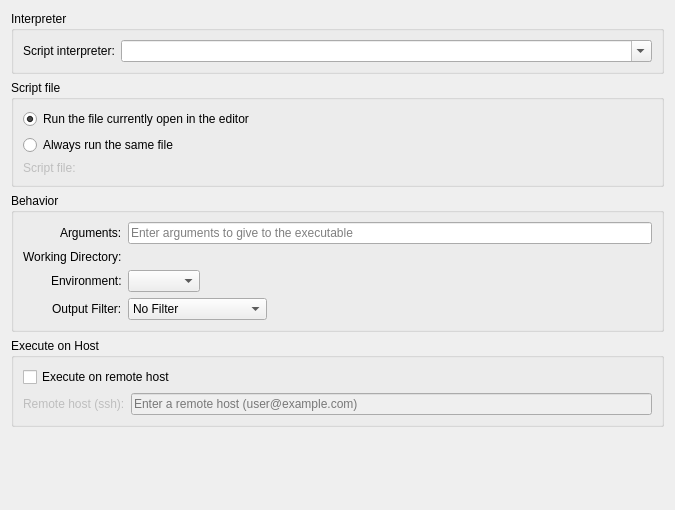
Qt form plugins/executescript/scriptappconfig.ui (KDE/kdevelop) before a commit.
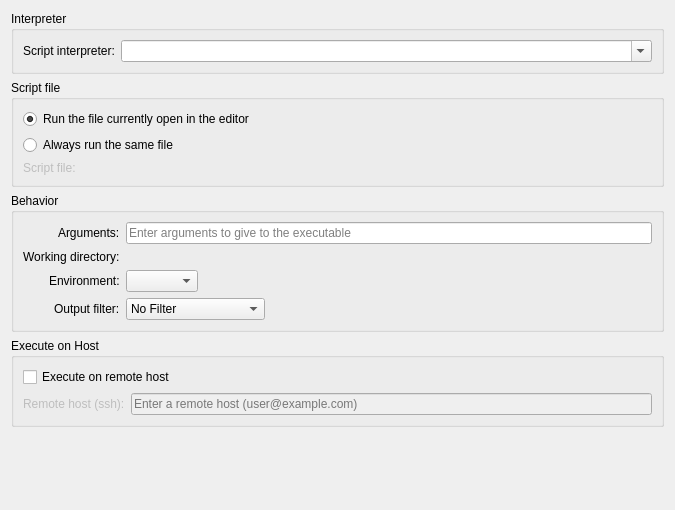
The same form after that commit. Custom widgets are drawn as their Qt base class.

Patch:
```diff
--- a/plugins/executescript/scriptappconfig.ui
+++ b/plugins/executescript/scriptappconfig.ui
@@ -165,7 +165,7 @@
       <item row="1" column="0">
        <widget class="QLabel" name="label_4">
         <property name="text">
-         <string>Working Directory:</string>
+         <string>Working directory:</string>
         </property>
         <property name="buddy">
          <cstring>workingDirectory</cstring>
@@ -202,7 +202,7 @@
       <item row="3" column="0">
        <widget class="QLabel" name="label_6">
         <property name="text">
-         <string>Output Filter:</string>
+         <string>Output filter:</string>
         </property>
        </widget>
       </item>
```
